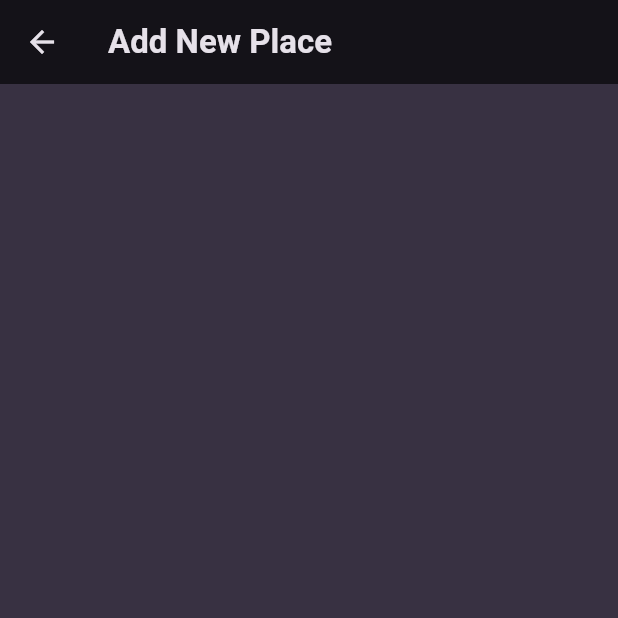
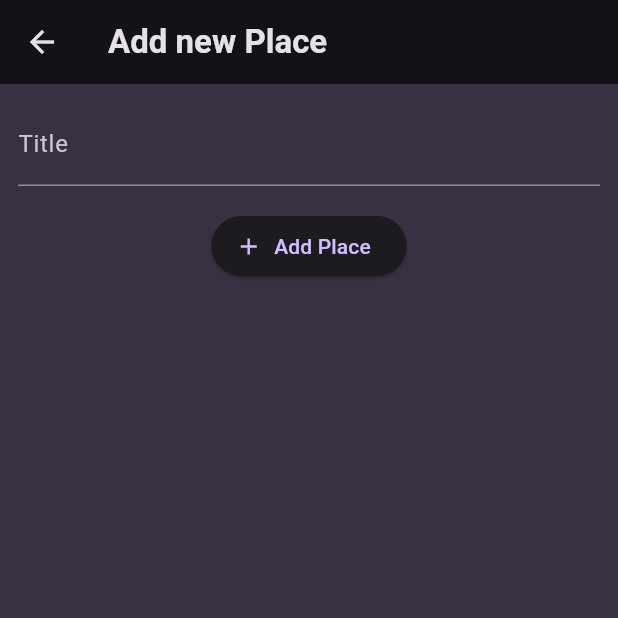
Before and after one commit to Veng-Eang/favorite_places, a Flutter app: the AddPlaceScreen screen opened directly, on a phone screen of 412 x 824 dp, the top half of it. Run offline on Flutter 3.47's test engine with Material 3 defaults, Android fonts, the phone set to English and light mode, and no system bars; our stand-ins replace flutter_riverpod, google_fonts, riverpod.

Commit message:
add place detail screen

```diff
--- a/lib/screens/add_place.dart
+++ b/lib/screens/add_place.dart
@@ -1,14 +1,55 @@
+import 'package:favorite_places/providers/user_places.dart';
 import 'package:flutter/material.dart';
 import 'package:flutter_riverpod/flutter_riverpod.dart';
 
-class AddPlaceScreen extends ConsumerWidget {
+class AddPlaceScreen extends ConsumerStatefulWidget {
   const AddPlaceScreen({super.key});
 
   @override
-  Widget build(BuildContext context, WidgetRef ref) {
+  ConsumerState<ConsumerStatefulWidget> createState() => _AddPlaceScreenState();
+}
+
+class _AddPlaceScreenState extends ConsumerState<AddPlaceScreen> {
+  final _titleController = TextEditingController();
+  void _savePlace() {
+    final enteredTitle = _titleController.text;
+    if (enteredTitle.isEmpty) {
+      return;
+    }
+    ref.read(userPlacesNotifier.notifier).addPlace(enteredTitle);
+    Navigator.of(context).pop();
+  }
+
+  @override
+  void dispose() {
+    super.dispose();
+    _titleController.dispose();
+  }
+
+  @override
+  Widget build(BuildContext context) {
     return Scaffold(
       appBar: AppBar(
-        title: const Text('Add New Place'),
+        title: const Text('Add new Place'),
+      ),
+      body: SingleChildScrollView(
+        padding: const EdgeInsets.all(12),
+        child: Column(
+          children: [
+            TextField(
+              decoration: const InputDecoration(labelText: 'Title'),
+              controller: _titleController,
+              style:
+                  TextStyle(color: Theme.of(context).colorScheme.onBackground),
+            ),
+            const SizedBox(height: 16),
+            ElevatedButton.icon(
+              onPressed: _savePlace,
+              icon: const Icon(Icons.add),
+              label: const Text('Add Place'),
+            ),
+          ],
+        ),
       ),
     );
   }
--- /dev/null
+++ b/lib/screens/place_detail.dart
@@ -0,0 +1,26 @@
+import 'package:favorite_places/models/place.dart';
+import 'package:flutter/material.dart';
+
+class PlaceDetailScreen extends StatelessWidget {
+  const PlaceDetailScreen({
+    super.key,
+    required this.place,
+  });
+  final Place place;
+  @override
+  Widget build(BuildContext context) {
+    return Scaffold(
+      appBar: AppBar(
+        title: Text(place.title),
+      ),
+      body: Center(
+        child: Text(
+          place.title,
+          style: Theme.of(context).textTheme.bodyLarge!.copyWith(
+                color: Theme.of(context).colorScheme.onBackground,
+              ),
+        ),
+      ),
+    );
+  }
+}
--- a/lib/widgets/place_list.dart
+++ b/lib/widgets/place_list.dart
@@ -1,4 +1,5 @@
 import 'package:favorite_places/models/place.dart';
+import 'package:favorite_places/screens/place_detail.dart';
 import 'package:flutter/material.dart';
 
 class PlacesList extends StatelessWidget {
@@ -28,6 +29,13 @@ class PlacesList extends StatelessWidget {
                 color: Theme.of(context).colorScheme.onBackground,
               ),
         ),
+        onTap: () {
+          Navigator.of(context).push(
+            MaterialPageRoute(
+              builder: (ctx) => PlaceDetailScreen(place: places[index]),
+            ),
+          );
+        },
       ),
     );
   }
```
